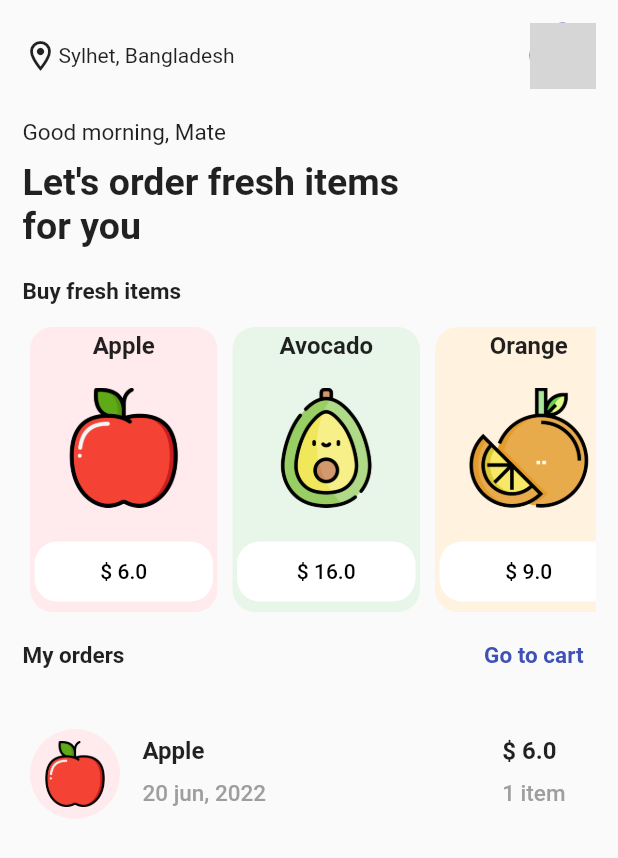
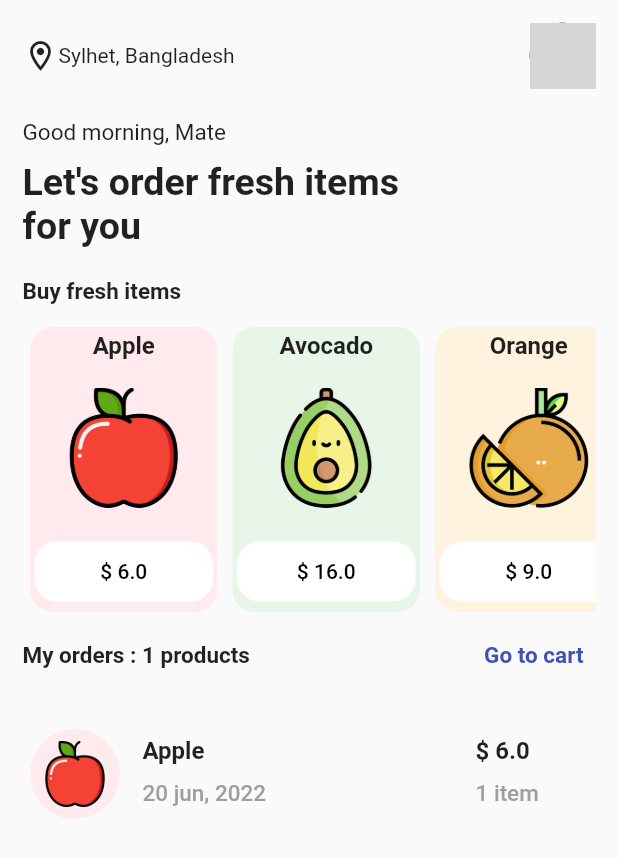
Before and after one commit to ruvima/grocery_shop_app_ui, a Flutter app: the HomeScreen screen opened directly, after a tap on an icon or button, on a phone screen of 412 x 824 dp. Shown: the top 858 px of the screen. Run offline on Flutter 3.47's test engine with Material 2 defaults, Android fonts, the light colour scheme and no system bars; our stand-ins replace flutter_riverpod; network calls fail; grey boxes are pictures that could not be loaded.

Commit message:
thirth commit

```diff
--- a/lib/provider/cart_provider.dart
+++ b/lib/provider/cart_provider.dart
@@ -3,61 +3,95 @@ import 'package:flutter_riverpod/flutter_riverpod.dart';
 
 import 'package:grocery_shop_app_ui/models/item.dart';
 
-class CartListState {
-  final List<Item> items;
+final cartProvider =
+    ChangeNotifierProvider<CartListNotifier>((_) => CartListNotifier());
 
-  CartListState({
-    required this.items,
-  });
-  CartListState copyWith({
-    List<Item>? items,
-  }) {
-    return CartListState(
-      items: items ?? this.items,
-    );
-  }
-
-  factory CartListState.initial() {
-    return CartListState(
-      items: [],
-    );
-  }
-
-  @override
-  String toString() => 'CartListState(items: $items)';
-  @override
-  bool operator ==(Object other) {
-    if (identical(this, other)) return true;
-
-    return other is CartListState && listEquals(other.items, items);
-  }
-
-  @override
-  int get hashCode => items.hashCode;
-}
-
-final cartProvider =
-    StateNotifierProvider<CartListNotifier, CartListState>((_) {
-  return CartListNotifier();
-});
-
-class CartListNotifier extends StateNotifier<CartListState> {
-  CartListNotifier() : super(CartListState.initial());
-
+class CartListNotifier extends ChangeNotifier {
   double _total = 0;
-
   double get total => _total;
 
+  List _cartList = [];
+  List get cartList => _cartList;
+
   void addItem(Item item) {
-    final newItems = [...state.items, item];
-
-    state = state.copyWith(items: newItems);
+    _cartList = [..._cartList, item];
 
     double sum = 0;
 
-    for (var i = 0; i < state.items.length; i++) {
-      sum += state.items[i].price;
+    for (var i = 0; i < _cartList.length; i++) {
+      sum += _cartList[i].price;
     }
     _total = sum;
+    notifyListeners();
+  }
+
+  void removeItem(int index) {
+    _cartList.removeAt(index);
+    notifyListeners();
   }
 }
+
+// class CartListState {
+//   final List<Item> items;
+
+//   CartListState({
+//     required this.items,
+//   });
+//   CartListState copyWith({
+//     List<Item>? items,
+//   }) {
+//     return CartListState(
+//       items: items ?? this.items,
+//     );
+//   }
+
+//   factory CartListState.initial() {
+//     return CartListState(
+//       items: [],
+//     );
+//   }
+
+//   @override
+//   String toString() => 'CartListState(items: $items)';
+//   @override
+//   bool operator ==(Object other) {
+//     if (identical(this, other)) return true;
+
+//     return other is CartListState && listEquals(other.items, items);
+//   }
+
+//   @override
+//   int get hashCode => items.hashCode;
+// }
+
+// final cartProvider = StateNotifierProvider((_) {
+//   return CartListNotifier();
+// });
+
+// class CartListNotifier extends StateNotifier {
+//   CartListNotifier() : super();
+
+//   double _total = 0;
+
+//   double get total => _total;
+
+//   void addItem(Item item) {
+//     final newItems = [...state.items, item];
+
+//     state = state.copyWith(items: newItems);
+//     //
+//     double sum = 0;
+
+//     for (var i = 0; i < state.items.length; i++) {
+//       sum += state.items[i].price;
+//     }
+//     _total = sum;
+//   }
+
+//   void removeItem(int index) {
+//     final newList = [state.items.removeAt(index)];
+
+//     state.copyWith(
+//         items: state.items.where((i) => i != state.items[index]).toList());
+//   }
+// }
--- a/lib/provider/item_provider.dart
+++ b/lib/provider/item_provider.dart
@@ -16,7 +16,7 @@ class ItemsListState {
       items: [
         Item(
           name: 'Apple',
-          price: 6.0,
+          price: 6.00,
           image: Constants.apple,
           color: Colors.red.shade50,
         ),
@@ -28,13 +28,13 @@ class ItemsListState {
         ),
         Item(
           name: 'Orange',
-          price: 9.0,
+          price: 9.00,
           image: Constants.orange,
           color: Colors.orange.shade50,
         ),
         Item(
           name: 'Strawberry',
-          price: 5.0,
+          price: 5.00,
           image: Constants.strawberry,
           color: Colors.red.shade100,
         ),
--- a/lib/screens/home_screen.dart
+++ b/lib/screens/home_screen.dart
@@ -12,7 +12,7 @@ class HomeScreen extends ConsumerWidget {
   @override
   Widget build(BuildContext context, WidgetRef ref) {
     final items = ref.watch(itemsProvider).items;
-    final cartItems = ref.watch(cartProvider).items;
+    final cartItems = ref.watch(cartProvider);
 
     return SafeArea(
       child: Scaffold(
@@ -77,17 +77,24 @@ class HomeScreen extends ConsumerWidget {
                         price: '\$ ${item.price}',
                         image: item.image,
                         color: item.color,
-                        onTap: () =>
-                            ref.read(cartProvider.notifier).addItem(item),
+                        onTap: () => ref.read(cartProvider).addItem(item),
                       );
                     }),
               ),
               Row(
                 mainAxisAlignment: MainAxisAlignment.spaceBetween,
                 children: [
-                  const Text(
+                  cartItems.cartList.isEmpty
+                      ? const Text(
                           'My orders',
                           style: TextStyle(
+                            fontSize: 15,
+                            fontWeight: FontWeight.bold,
+                          ),
+                        )
+                      : Text(
+                          'My orders : ${cartItems.cartList.length} products',
+                          style: const TextStyle(
                             fontSize: 15,
                             fontWeight: FontWeight.bold,
                           ),
@@ -108,13 +115,14 @@ class HomeScreen extends ConsumerWidget {
               Expanded(
                 child: ListView.builder(
                     shrinkWrap: true,
-                    itemCount: cartItems.length,
+                    itemCount: cartItems.cartList.length,
                     itemBuilder: (context, index) {
-                      final item = cartItems[index];
+                      final item = cartItems.cartList[index];
                       return CartBox(
                         name: item.name,
                         price: item.price.toString(),
                         image: item.image,
+                        count: item.count.toString(),
                         color: item.color,
                         onTap: () {},
                       );
--- a/lib/widgets/cart_box.dart
+++ b/lib/widgets/cart_box.dart
@@ -4,7 +4,9 @@ class CartBox extends StatelessWidget {
   final String name;
   final String price;
   final String image;
+  final String count;
   final Color color;
+  final bool show;
   final VoidCallback? onTap;
   const CartBox({
     Key? key,
@@ -12,7 +14,9 @@ class CartBox extends StatelessWidget {
     required this.price,
     required this.image,
     required this.color,
+    required this.count,
     this.onTap,
+    this.show = false,
   }) : super(key: key);
 
   @override
@@ -61,11 +65,10 @@ class CartBox extends StatelessWidget {
               ],
             ),
           ),
-          const Expanded(
-            child: SizedBox.shrink(),
-          ),
-          Padding(
+          const Expanded(child: SizedBox.shrink()),
+          Container(
             padding: const EdgeInsets.all(15.0),
+            width: 90,
             child: Column(
               crossAxisAlignment: CrossAxisAlignment.start,
               children: [
@@ -78,7 +81,7 @@ class CartBox extends StatelessWidget {
                 ),
                 const SizedBox(height: 10),
                 Text(
-                  '1 item',
+                  '$count item',
                   style: TextStyle(
                     fontWeight: FontWeight.w500,
                     color: Colors.grey.shade500,
@@ -88,6 +91,16 @@ class CartBox extends StatelessWidget {
               ],
             ),
           ),
+          show
+              ? IconButton(
+                  onPressed: onTap,
+                  icon: const Icon(
+                    Icons.delete,
+                    size: 30,
+                    color: Colors.black54,
+                  ),
+                )
+              : const SizedBox.shrink(),
         ],
       ),
     );
```
Also changed, not shown: lib/models/item.dart (+43 -0 lines), lib/screens/cart_screen.dart (+15 -5 lines). Lines whose indentation alone changed are shown as unchanged.
